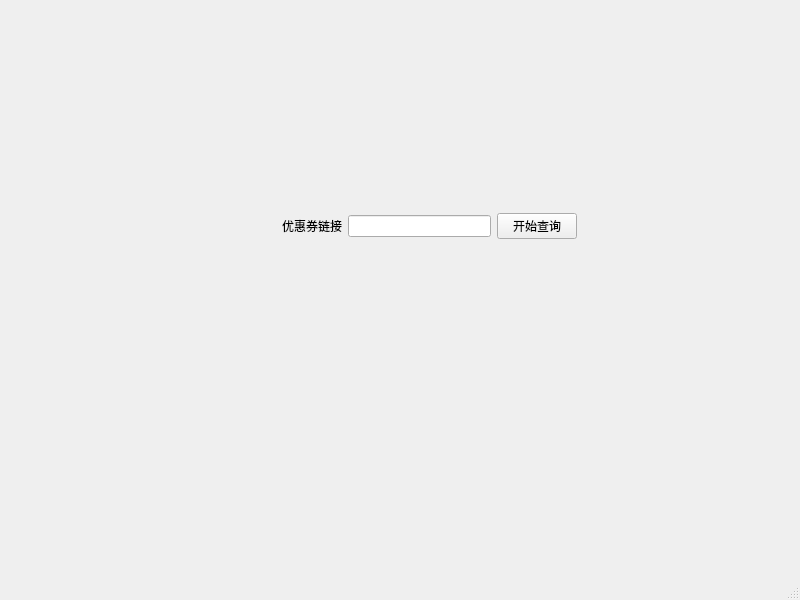
Before: the Qt Designer form UI/pingxing.ui in unix2dos/pygui, drawn with Qt 5.
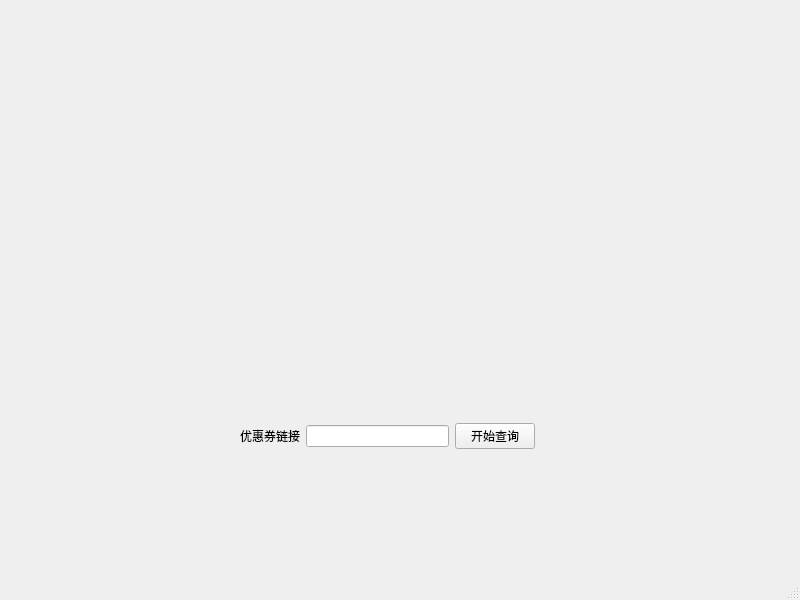
After: the same form once the commit is applied. Custom widgets are drawn as their Qt base class.

Diff of the .ui file:
```diff
--- a/UI/pingxing.ui
+++ b/UI/pingxing.ui
@@ -14,11 +14,11 @@
    <string>MainWindow</string>
   </property>
   <widget class="QWidget" name="centralwidget">
-   <widget class="QWidget" name="">
+   <widget class="QWidget" name="layoutWidget">
     <property name="geometry">
      <rect>
-      <x>282</x>
-      <y>210</y>
+      <x>240</x>
+      <y>420</y>
       <width>295</width>
       <height>33</height>
      </rect>
```
Left out of the diff: 31 changed lines with no effect on the pictures.
